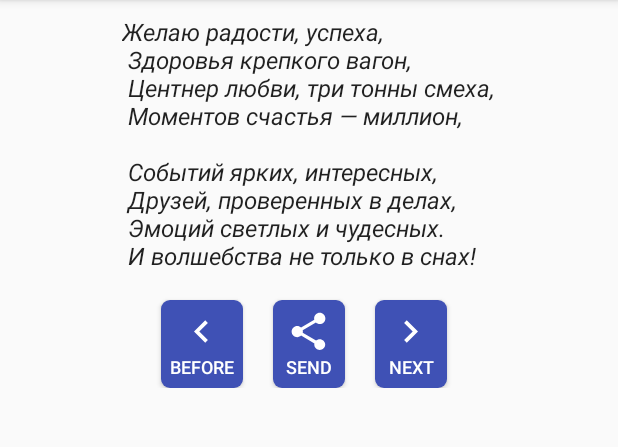
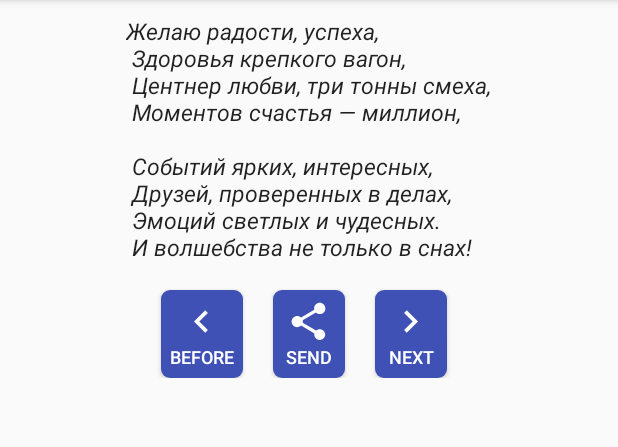
Before and after one commit to solandmedotru/Universal_Congratulator, an Android app: the screen it shows after launch (TextActivity), after a tap on "Birthday", on a phone screen of 412 x 824 dp, the part 84-531 px from its top. Run offline under Robolectric (Android 15) with nearby library versions, the light colour scheme and no system bars; 2 statements that could not run were skipped.

Commit message:
Исправил логику отображение дней до праздника

```diff
--- a/app/build.gradle
+++ b/app/build.gradle
@@ -8,8 +8,8 @@ android {
         applicationId "ru.solandme.universal_congratulator"
         minSdkVersion 16
         targetSdkVersion 23
-        versionCode 2
-        versionName "1.2"
+        versionCode 3
+        versionName "1.3"
     }
     buildTypes {
         release {
--- a/app/src/main/java/ru/solandme/universal_congratulator/MainActivity.java
+++ b/app/src/main/java/ru/solandme/universal_congratulator/MainActivity.java
@@ -71,8 +71,6 @@ public class MainActivity extends AppCompatActivity {
         } else if (days < -2) {
             return getResources().getQuantityString(R.plurals.days, daysInYear + days, daysInYear + days);
         } else if (days == 0) {
-            return " " + getString(R.string.textTomorrow);
-        } else if (days == -1) {
             return " " + getString(R.string.textNow);
         } else {
             return " " + getString(R.string.textFinish);
--- a/app/src/main/res/layout/activity_text.xml
+++ b/app/src/main/res/layout/activity_text.xml
@@ -52,7 +52,7 @@
                 android:id="@+id/textCongratulate"
                 android:layout_alignParentTop="true"
                 android:layout_centerHorizontal="true"
-                android:textSize="16sp"
+                android:textSize="15sp"
                 android:textStyle="italic"
                 android:theme="@style/AppTheme" />
 
```
Also changed, not shown: 1 other file.
